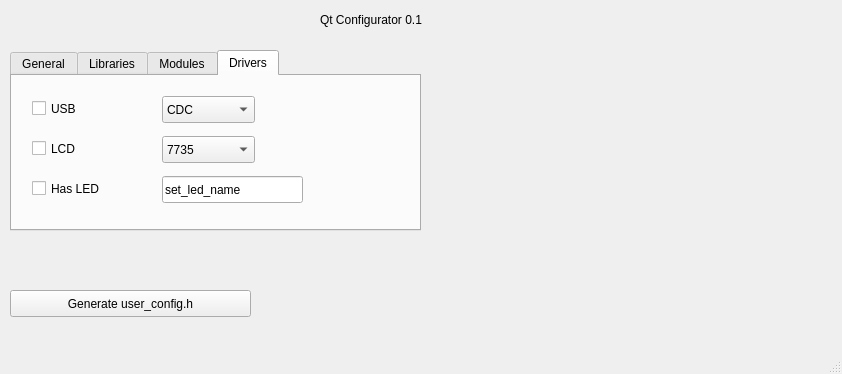
Above: Qt/QtConfigurator/configwindow.ui from shinymetal6/A_os before the change. Below: the same form after it.
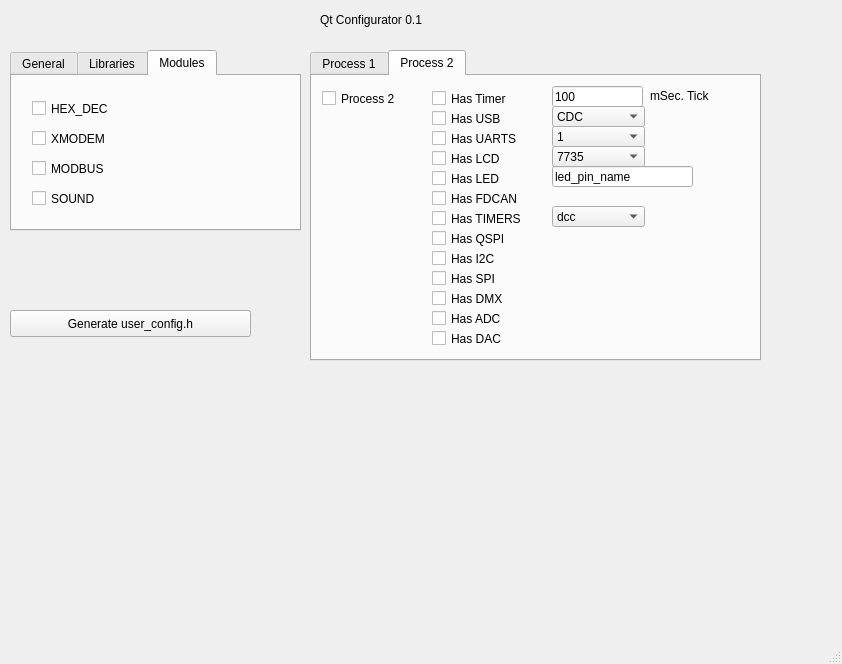
That is the form after the change. The open tabs and pages were chosen to show the change.

```diff
--- a/Qt/QtConfigurator/configwindow.ui
+++ b/Qt/QtConfigurator/configwindow.ui
@@ -7,7 +7,7 @@
     <x>0</x>
     <y>0</y>
     <width>842</width>
-    <height>374</height>
+    <height>664</height>
    </rect>
   </property>
   <property name="windowTitle">
@@ -19,7 +19,7 @@
      <rect>
       <x>10</x>
       <y>50</y>
-      <width>411</width>
+      <width>291</width>
       <height>181</height>
      </rect>
     </property>
@@ -239,109 +239,12 @@
       </property>
      </widget>
     </widget>
-    <widget class="QWidget" name="Drivers_tab">
-     <attribute name="title">
-      <string>Drivers</string>
-     </attribute>
-     <widget class="QCheckBox" name="USB_checkBox">
-      <property name="geometry">
-       <rect>
-        <x>20</x>
-        <y>20</y>
-        <width>105</width>
-        <height>25</height>
-       </rect>
-      </property>
-      <property name="text">
-       <string>USB</string>
-      </property>
-     </widget>
-     <widget class="QComboBox" name="USB_comboBox">
-      <property name="geometry">
-       <rect>
-        <x>150</x>
-        <y>20</y>
-        <width>93</width>
-        <height>27</height>
-       </rect>
-      </property>
-      <item>
-       <property name="text">
-        <string>CDC</string>
-       </property>
-      </item>
-      <item>
-       <property name="text">
-        <string>MIDI</string>
-       </property>
-      </item>
-     </widget>
-     <widget class="QCheckBox" name="LCD_checkBox">
-      <property name="geometry">
-       <rect>
-        <x>20</x>
-        <y>60</y>
-        <width>105</width>
-        <height>25</height>
-       </rect>
-      </property>
-      <property name="text">
-       <string>LCD</string>
-      </property>
-     </widget>
-     <widget class="QComboBox" name="LCD_comboBox">
-      <property name="geometry">
-       <rect>
-        <x>150</x>
-        <y>60</y>
-        <width>93</width>
-        <height>27</height>
-       </rect>
-      </property>
-      <item>
-       <property name="text">
-        <string>7735</string>
-       </property>
-      </item>
-      <item>
-       <property name="text">
-        <string>9341</string>
-       </property>
-      </item>
-     </widget>
-     <widget class="QCheckBox" name="LED_checkBox">
-      <property name="geometry">
-       <rect>
-        <x>20</x>
-        <y>100</y>
-        <width>105</width>
-        <height>25</height>
-       </rect>
-      </property>
-      <property name="text">
-       <string>Has LED</string>
-      </property>
-     </widget>
-     <widget class="QLineEdit" name="LedName_lineEdit">
-      <property name="geometry">
-       <rect>
-        <x>150</x>
-        <y>100</y>
-        <width>141</width>
-        <height>27</height>
-       </rect>
-      </property>
-      <property name="text">
-       <string>set_led_name</string>
-      </property>
-     </widget>
-    </widget>
    </widget>
    <widget class="QPushButton" name="Generate_UserConfig_pushButton">
     <property name="geometry">
      <rect>
       <x>10</x>
-      <y>290</y>
+      <y>310</y>
       <width>241</width>
       <height>27</height>
      </rect>
@@ -363,6 +266,691 @@
      <string>Qt Configurator 0.1</string>
     </property>
    </widget>
+   <widget class="QTabWidget" name="tabWidget_2">
+    <property name="geometry">
+     <rect>
+      <x>310</x>
+      <y>50</y>
+      <width>451</width>
+      <height>311</height>
+     </rect>
+    </property>
+    <property name="currentIndex">
+     <number>1</number>
+    </property>
+    <widget class="QWidget" name="Process1">
+     <attribute name="title">
+      <string>Process 1</string>
+     </attribute>
+     <widget class="QCheckBox" name="Process1_checkBox">
+      <property name="geometry">
+       <rect>
+        <x>10</x>
+        <y>10</y>
+        <width>105</width>
+        <height>25</height>
+       </rect>
+      </property>
+      <property name="text">
+       <string>Process 1</string>
+      </property>
+     </widget>
+     <widget class="QCheckBox" name="Process1_HasTimer_checkBox">
+      <property name="geometry">
+       <rect>
+        <x>120</x>
+        <y>10</y>
+        <width>105</width>
+        <height>25</height>
+       </rect>
+      </property>
+      <property name="text">
+       <string>Has Timer</string>
+      </property>
+     </widget>
+     <widget class="QCheckBox" name="Process1_HasUSB_checkBox">
+      <property name="geometry">
+       <rect>
+        <x>120</x>
+        <y>30</y>
+        <width>105</width>
+        <height>25</height>
+       </rect>
+      </property>
+      <property name="text">
+       <string>Has USB</string>
+      </property>
+     </widget>
+     <widget class="QCheckBox" name="Process1_HasUARTS_checkBox">
+      <property name="geometry">
+       <rect>
+        <x>120</x>
+        <y>50</y>
+        <width>111</width>
+        <height>25</height>
+       </rect>
+      </property>
+      <property name="text">
+       <string>Has UARTS</string>
+      </property>
+     </widget>
+     <widget class="QLineEdit" name="Process1_TimerInterval_lineEdit">
+      <property name="geometry">
+       <rect>
+        <x>240</x>
+        <y>10</y>
+        <width>91</width>
+        <height>21</height>
+       </rect>
+      </property>
+      <property name="text">
+       <string>100</string>
+      </property>
+     </widget>
+     <widget class="QCheckBox" name="Process1_HasLCD__checkBox">
+      <property name="geometry">
+       <rect>
+        <x>120</x>
+        <y>70</y>
+        <width>105</width>
+        <height>25</height>
+       </rect>
+      </property>
+      <property name="text">
+       <string>Has LCD</string>
+      </property>
+     </widget>
+     <widget class="QCheckBox" name="Process1_HasLED_checkBox">
+      <property name="geometry">
+       <rect>
+        <x>120</x>
+        <y>90</y>
+        <width>105</width>
+        <height>25</height>
+       </rect>
+      </property>
+      <property name="text">
+       <string>Has LED</string>
+      </property>
+     </widget>
+     <widget class="QCheckBox" name="Process1_HasFDCAN_checkBox">
+      <property name="geometry">
+       <rect>
+        <x>120</x>
+        <y>110</y>
+        <width>111</width>
+        <height>25</height>
+       </rect>
+      </property>
+      <property name="text">
+       <string>Has FDCAN</string>
+      </property>
+     </widget>
+     <widget class="QComboBox" name="Process1_USB_comboBox">
+      <property name="geometry">
+       <rect>
+        <x>240</x>
+        <y>30</y>
+        <width>93</width>
+        <height>21</height>
+       </rect>
+      </property>
+      <item>
+       <property name="text">
+        <string>CDC</string>
+       </property>
+      </item>
+      <item>
+       <property name="text">
+        <string>MIDI</string>
+       </property>
+      </item>
+     </widget>
+     <widget class="QComboBox" name="Process1_LCD_comboBox">
+      <property name="geometry">
+       <rect>
+        <x>240</x>
+        <y>70</y>
+        <width>93</width>
+        <height>21</height>
+       </rect>
+      </property>
+      <item>
+       <property name="text">
+        <string>7735</string>
+       </property>
+      </item>
+      <item>
+       <property name="text">
+        <string>9341</string>
+       </property>
+      </item>
+     </widget>
+     <widget class="QLineEdit" name="Process1_LedPinName_lineEdit">
+      <property name="geometry">
+       <rect>
+        <x>240</x>
+        <y>90</y>
+        <width>141</width>
+        <height>21</height>
+       </rect>
+      </property>
+      <property name="text">
+       <string>led_pin_name</string>
+      </property>
+     </widget>
+     <widget class="QCheckBox" name="Process1_HasTIMERS_checkBox">
+      <property name="geometry">
+       <rect>
+        <x>120</x>
+        <y>130</y>
+        <width>121</width>
+        <height>25</height>
+       </rect>
+      </property>
+      <property name="text">
+       <string>Has TIMERS</string>
+      </property>
+     </widget>
+     <widget class="QCheckBox" name="Process1_HasQSPI_checkBox">
+      <property name="geometry">
+       <rect>
+        <x>120</x>
+        <y>150</y>
+        <width>121</width>
+        <height>25</height>
+       </rect>
+      </property>
+      <property name="text">
+       <string>Has QSPI</string>
+      </property>
+     </widget>
+     <widget class="QCheckBox" name="Process1_HasIC_checkBox">
+      <property name="geometry">
+       <rect>
+        <x>120</x>
+        <y>170</y>
+        <width>121</width>
+        <height>25</height>
+       </rect>
+      </property>
+      <property name="text">
+       <string>Has I2C</string>
+      </property>
+     </widget>
+     <widget class="QCheckBox" name="Process1_HasSPI_checkBox">
+      <property name="geometry">
+       <rect>
+        <x>120</x>
+        <y>190</y>
+        <width>121</width>
+        <height>25</height>
+       </rect>
+      </property>
+      <property name="text">
+       <string>Has SPI</string>
+      </property>
+     </widget>
+     <widget class="QCheckBox" name="Process1_HasDMX_checkBox">
+      <property name="geometry">
+       <rect>
+        <x>120</x>
+        <y>210</y>
+        <width>121</width>
+        <height>25</height>
+       </rect>
+      </property>
+      <property name="text">
+       <string>Has DMX</string>
+      </property>
+     </widget>
+     <widget class="QCheckBox" name="Process1_HasADC_checkBox">
+      <property name="geometry">
+       <rect>
+        <x>120</x>
+        <y>230</y>
+        <width>121</width>
+        <height>25</height>
+       </rect>
+      </property>
+      <property name="text">
+       <string>Has ADC</string>
+      </property>
+     </widget>
+     <widget class="QCheckBox" name="Process1_HasDAC_checkBox">
+      <property name="geometry">
+       <rect>
+        <x>120</x>
+        <y>250</y>
+        <width>121</width>
+        <height>25</height>
+       </rect>
+      </property>
+      <property name="text">
+       <string>Has DAC</string>
+      </property>
+     </widget>
+     <widget class="QLabel" name="label_5">
+      <property name="geometry">
+       <rect>
+        <x>338</x>
+        <y>10</y>
+        <width>91</width>
+        <height>20</height>
+       </rect>
+      </property>
+      <property name="text">
+       <string>mSec. Tick</string>
+      </property>
+     </widget>
+     <widget class="QComboBox" name="Process1_UARTS_comboBox">
+      <property name="geometry">
+       <rect>
+        <x>240</x>
+        <y>50</y>
+        <width>93</width>
+        <height>21</height>
+       </rect>
+      </property>
+      <item>
+       <property name="text">
+        <string>1</string>
+       </property>
+      </item>
+      <item>
+       <property name="text">
+        <string>2</string>
+       </property>
+      </item>
+      <item>
+       <property name="text">
+        <string>3</string>
+       </property>
+      </item>
+      <item>
+       <property name="text">
+        <string>4</string>
+       </property>
+      </item>
+      <item>
+       <property name="text">
+        <string>5</string>
+       </property>
+      </item>
+      <item>
+       <property name="text">
+        <string>6</string>
+       </property>
+      </item>
+     </widget>
+     <widget class="QComboBox" name="Process1_TIMERS_comboBox">
+      <property name="geometry">
+       <rect>
+        <x>240</x>
+        <y>130</y>
+        <width>93</width>
+        <height>21</height>
+       </rect>
+      </property>
+      <item>
+       <property name="text">
+        <string>dcc</string>
+       </property>
+      </item>
+      <item>
+       <property name="text">
+        <string>pwm</string>
+       </property>
+      </item>
+      <item>
+       <property name="text">
+        <string>servo</string>
+       </property>
+      </item>
+      <item>
+       <property name="text">
+        <string>ws2812</string>
+       </property>
+      </item>
+     </widget>
+    </widget>
+    <widget class="QWidget" name="Process2">
+     <attribute name="title">
+      <string>Process 2</string>
+     </attribute>
+     <widget class="QCheckBox" name="Process2_HasUSB_checkBox">
+      <property name="geometry">
+       <rect>
+        <x>120</x>
+        <y>30</y>
+        <width>105</width>
+        <height>25</height>
+       </rect>
+      </property>
+      <property name="text">
+       <string>Has USB</string>
+      </property>
+     </widget>
+     <widget class="QCheckBox" name="Process2_HasTimer_checkBox">
+      <property name="geometry">
+       <rect>
+        <x>120</x>
+        <y>10</y>
+        <width>105</width>
+        <height>25</height>
+       </rect>
+      </property>
+      <property name="text">
+       <string>Has Timer</string>
+      </property>
+     </widget>
+     <widget class="QComboBox" name="Process2_UARTS_comboBox">
+      <property name="geometry">
+       <rect>
+        <x>240</x>
+        <y>50</y>
+        <width>93</width>
+        <height>21</height>
+       </rect>
+      </property>
+      <item>
+       <property name="text">
+        <string>1</string>
+       </property>
+      </item>
+      <item>
+       <property name="text">
+        <string>2</string>
+       </property>
+      </item>
+      <item>
+       <property name="text">
+        <string>3</string>
+       </property>
+      </item>
+      <item>
+       <property name="text">
+        <string>4</string>
+       </property>
+      </item>
+      <item>
+       <property name="text">
+        <string>5</string>
+       </property>
+      </item>
+      <item>
+       <property name="text">
+        <string>6</string>
+       </property>
+      </item>
+     </widget>
+     <widget class="QCheckBox" name="Process2_HasDAC_checkBox">
+      <property name="geometry">
+       <rect>
+        <x>120</x>
+        <y>250</y>
+        <width>121</width>
+        <height>25</height>
+       </rect>
+      </property>
+      <property name="text">
+       <string>Has DAC</string>
+      </property>
+     </widget>
+     <widget class="QLineEdit" name="Process2_TimerInterval_lineEdit">
+      <property name="geometry">
+       <rect>
+        <x>240</x>
+        <y>10</y>
+        <width>91</width>
+        <height>21</height>
+       </rect>
+      </property>
+      <property name="text">
+       <string>100</string>
+      </property>
+     </widget>
+     <widget class="QComboBox" name="Process2_LCD_comboBox">
+      <property name="geometry">
+       <rect>
+        <x>240</x>
+        <y>70</y>
+        <width>93</width>
+        <height>21</height>
+       </rect>
+      </property>
+      <item>
+       <property name="text">
+        <string>7735</string>
+       </property>
+      </item>
+      <item>
+       <property name="text">
+        <string>9341</string>
+       </property>
+      </item>
+     </widget>
+     <widget class="QCheckBox" name="Process2_HasLED_checkBox">
+      <property name="geometry">
+       <rect>
+        <x>120</x>
+        <y>90</y>
+        <width>105</width>
+        <height>25</height>
+       </rect>
+      </property>
+      <property name="text">
+       <string>Has LED</string>
+      </property>
+     </widget>
+     <widget class="QLineEdit" name="Process2_LedPinName_lineEdit">
+      <property name="geometry">
+       <rect>
+        <x>240</x>
+        <y>90</y>
+        <width>141</width>
+        <height>21</height>
+       </rect>
+      </property>
+      <property name="text">
+       <string>led_pin_name</string>
+      </property>
+     </widget>
+     <widget class="QCheckBox" name="Process2_HasUARTS_checkBox">
+      <property name="geometry">
+       <rect>
+        <x>120</x>
+        <y>50</y>
+        <width>111</width>
+        <height>25</height>
+       </rect>
+      </property>
+      <property name="text">
+       <string>Has UARTS</string>
+      </property>
+     </widget>
+     <widget class="QComboBox" name="Process2_TIMERS_comboBox">
+      <property name="geometry">
+       <rect>
+        <x>240</x>
+        <y>130</y>
+        <width>93</width>
+        <height>21</height>
+       </rect>
+      </property>
+      <item>
+       <property name="text">
+        <string>dcc</string>
+       </property>
+      </item>
+      <item>
+       <property name="text">
+        <string>pwm</string>
+       </property>
+      </item>
+      <item>
+       <property name="text">
+        <string>servo</string>
+       </property>
+      </item>
+      <item>
+       <property name="text">
+        <string>ws2812</string>
+       </property>
+      </item>
+     </widget>
+     <widget class="QCheckBox" name="Process2_HasIC_checkBox">
+      <property name="geometry">
+       <rect>
+        <x>120</x>
+        <y>170</y>
+        <width>121</width>
+        <height>25</height>
+       </rect>
+      </property>
+      <property name="text">
+       <string>Has I2C</string>
+      </property>
+     </widget>
+     <widget class="QCheckBox" name="Process2_checkBox">
+      <property name="geometry">
+       <rect>
+        <x>10</x>
+        <y>10</y>
+        <width>105</width>
+        <height>25</height>
+       </rect>
+      </property>
+      <property name="text">
+       <string>Process 2</string>
+      </property>
+     </widget>
+     <widget class="QLabel" name="label_6">
+      <property name="geometry">
+       <rect>
+        <x>338</x>
+        <y>10</y>
+        <width>91</width>
+        <height>20</height>
+       </rect>
+      </property>
+      <property name="text">
+       <string>mSec. Tick</string>
+      </property>
+     </widget>
+     <widget class="QCheckBox" name="Process2_HasLCD__checkBox">
+      <property name="geometry">
+       <rect>
+        <x>120</x>
+        <y>70</y>
+        <width>105</width>
+        <height>25</height>
+       </rect>
+      </property>
+      <property name="text">
+       <string>Has LCD</string>
+      </property>
+     </widget>
+     <widget class="QCheckBox" name="Process2_HasADC_checkBox">
+      <property name="geometry">
+       <rect>
+        <x>120</x>
+        <y>230</y>
+        <width>121</width>
+        <height>25</height>
+       </rect>
+      </property>
+      <property name="text">
+       <string>Has ADC</string>
+      </property>
+     </widget>
+     <widget class="QCheckBox" name="Process2_HasSPI_checkBox">
+      <property name="geometry">
+       <rect>
+        <x>120</x>
+        <y>190</y>
+        <width>121</width>
+        <height>25</height>
+       </rect>
+      </property>
+      <property name="text">
+       <string>Has SPI</string>
+      </property>
+     </widget>
+     <widget class="QComboBox" name="Process2_USB_comboBox">
+      <property name="geometry">
+       <rect>
+        <x>240</x>
+        <y>30</y>
+        <width>93</width>
+        <height>21</height>
+       </rect>
+      </property>
+      <item>
+       <property name="text">
+        <string>CDC</string>
+       </property>
+      </item>
+      <item>
+       <property name="text">
+        <string>MIDI</string>
+       </property>
+      </item>
+     </widget>
+     <widget class="QCheckBox" name="Process2_HasDMX_checkBox">
+      <property name="geometry">
+       <rect>
+        <x>120</x>
+        <y>210</y>
+        <width>121</width>
+        <height>25</height>
+       </rect>
+      </property>
+      <property name="text">
+       <string>Has DMX</string>
+      </property>
+     </widget>
+     <widget class="QCheckBox" name="Process2_HasFDCAN_checkBox">
+      <property name="geometry">
+       <rect>
+        <x>120</x>
+        <y>110</y>
+        <width>111</width>
+        <height>25</height>
+       </rect>
+      </property>
+      <property name="text">
+       <string>Has FDCAN</string>
+      </property>
+     </widget>
+     <widget class="QCheckBox" name="Process2_HasTIMERS_checkBox">
+      <property name="geometry">
+       <rect>
+        <x>120</x>
+        <y>130</y>
+        <width>121</width>
+        <height>25</height>
+       </rect>
+      </property>
+      <property name="text">
+       <string>Has TIMERS</string>
+      </property>
+     </widget>
+     <widget class="QCheckBox" name="Process2_HasQSPI_checkBox">
+      <property name="geometry">
+       <rect>
+        <x>120</x>
+        <y>150</y>
+        <width>121</width>
+        <height>25</height>
+       </rect>
+      </property>
+      <property name="text">
+       <string>Has QSPI</string>
+      </property>
+     </widget>
+    </widget>
+   </widget>
   </widget>
   <widget class="QMenuBar" name="menubar">
    <property name="geometry">
```
Left out of the diff: 20 changed lines with no effect on the pictures.
